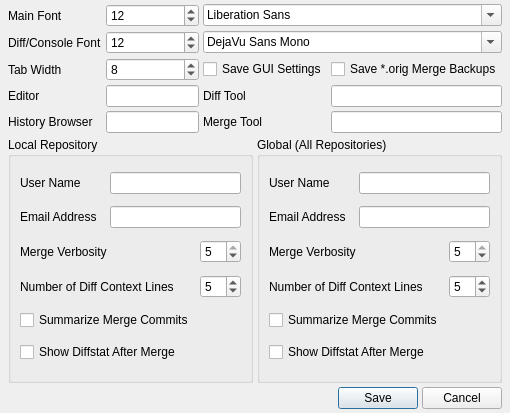
git-cola/git-cola, file ui/options.ui: the form before one commit.
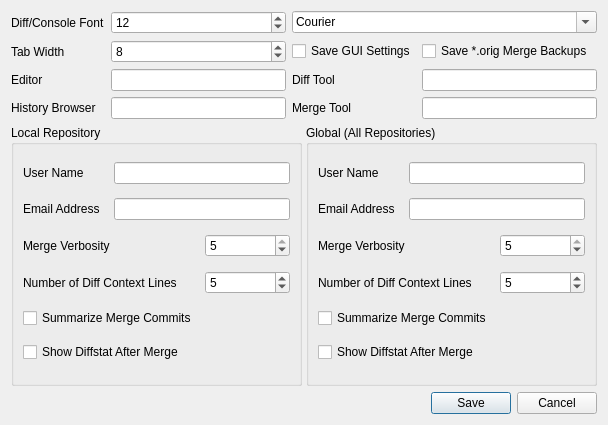
The form after the commit.

Commit message:
cola: Inherit the system default font
We no longer support the cola.fontui configuration setting.
cola will always inherit the system default font which
simplfiies things for users and makes cola integrate
better style-wise with other applications.

What changed in the file:
```diff
--- a/ui/options.ui
+++ b/ui/options.ui
@@ -4,71 +4,30 @@
   <property name="windowModality" >
    <enum>Qt::ApplicationModal</enum>
   </property>
-  <property name="geometry" >
+  <property name="geometry">
    <rect>
     <x>0</x>
     <y>0</y>
-    <width>497</width>
-    <height>413</height>
+    <width>608</width>
+    <height>425</height>
    </rect>
   </property>
   <property name="windowTitle" >
    <string>Options</string>
   </property>
-  <layout class="QGridLayout" name="gridLayout_4" >
-   <property name="leftMargin" >
-    <number>8</number>
-   </property>
-   <property name="topMargin" >
-    <number>4</number>
-   </property>
-   <property name="rightMargin" >
-    <number>8</number>
-   </property>
-   <property name="bottomMargin" >
-    <number>4</number>
-   </property>
-   <property name="spacing" >
-    <number>4</number>
-   </property>
-   <item row="0" column="0" >
-    <layout class="QGridLayout" name="gridLayout" >
-     <item row="0" column="0" >
-      <widget class="QLabel" name="label_2" >
-       <property name="text" >
-        <string>Main Font</string>
-       </property>
-      </widget>
-     </item>
-     <item row="0" column="1" >
-      <widget class="QSpinBox" name="global_cola_fontui_size" >
-       <property name="minimum" >
-        <number>8</number>
-       </property>
-       <property name="value" >
-        <number>12</number>
-       </property>
-      </widget>
-     </item>
-     <item row="0" column="2" colspan="2" >
-      <widget class="QFontComboBox" name="global_cola_fontui" >
-       <property name="currentFont" >
-        <font>
-         <family>Helvetica</family>
-        </font>
-       </property>
-      </widget>
-     </item>
-     <item row="1" column="0" >
-      <widget class="QLabel" name="label_3" >
-       <property name="text" >
+  <layout class="QVBoxLayout" name="verticalLayout">
+   <item>
+    <layout class="QGridLayout" name="gridLayout">
+     <item row="0" column="0">
+      <widget class="QLabel" name="label_3">
+       <property name="text">
         <string>Diff/Console Font</string>
        </property>
       </widget>
      </item>
-     <item row="1" column="1" >
-      <widget class="QSpinBox" name="global_cola_fontdiff_size" >
-       <property name="minimum" >
+     <item row="0" column="1">
+      <widget class="QSpinBox" name="global_cola_fontdiff_size">
+       <property name="minimum">
         <number>8</number>
        </property>
        <property name="value" >
@@ -76,28 +35,23 @@
        </property>
       </widget>
      </item>
-     <item row="1" column="2" colspan="2" >
-      <widget class="QFontComboBox" name="global_cola_fontdiff" >
-       <property name="fontFilters" >
+     <item row="0" column="2" colspan="2">
+      <widget class="QFontComboBox" name="global_cola_fontdiff">
+       <property name="fontFilters">
         <set>QFontComboBox::MonospacedFonts</set>
        </property>
-       <property name="currentFont" >
-        <font>
-         <family>Bitstream Vera Sans Mono</family>
-        </font>
-       </property>
       </widget>
      </item>
-     <item row="2" column="0" >
-      <widget class="QLabel" name="label_14" >
-       <property name="text" >
+     <item row="1" column="0">
+      <widget class="QLabel" name="label_14">
+       <property name="text">
         <string>Tab Width</string>
        </property>
       </widget>
      </item>
-     <item row="2" column="1" >
-      <widget class="QSpinBox" name="global_cola_tabwidth" >
-       <property name="wrapping" >
+     <item row="1" column="1">
+      <widget class="QSpinBox" name="global_cola_tabwidth">
+       <property name="wrapping">
         <bool>true</bool>
        </property>
        <property name="maximum" >
@@ -108,81 +62,81 @@
        </property>
       </widget>
      </item>
-     <item row="3" column="0" >
-      <widget class="QLabel" name="label_13" >
-       <property name="text" >
+     <item row="1" column="2">
+      <widget class="QCheckBox" name="global_cola_savewindowsettings">
+       <property name="text">
+        <string>Save GUI Settings</string>
+       </property>
+      </widget>
+     </item>
+     <item row="1" column="3">
+      <widget class="QCheckBox" name="global_merge_keepbackup">
+       <property name="text">
+        <string>Save *.orig Merge Backups</string>
+       </property>
+      </widget>
+     </item>
+     <item row="2" column="0">
+      <widget class="QLabel" name="label_13">
+       <property name="text">
         <string>Editor</string>
        </property>
       </widget>
      </item>
-     <item row="3" column="1" >
-      <widget class="QLineEdit" name="global_gui_editor" >
-       <property name="text" >
+     <item row="2" column="1">
+      <widget class="QLineEdit" name="global_gui_editor">
+       <property name="text">
         <string/>
        </property>
       </widget>
      </item>
-     <item row="3" column="2" >
-      <widget class="QLabel" name="label_12" >
-       <property name="text" >
+     <item row="2" column="2">
+      <widget class="QLabel" name="label_12">
+       <property name="text">
         <string>Diff Tool</string>
        </property>
       </widget>
      </item>
-     <item row="3" column="3" >
-      <widget class="QLineEdit" name="global_diff_tool" >
-       <property name="text" >
+     <item row="2" column="3">
+      <widget class="QLineEdit" name="global_diff_tool">
+       <property name="text">
         <string/>
        </property>
       </widget>
      </item>
-     <item row="4" column="0" >
-      <widget class="QLabel" name="label_11" >
-       <property name="text" >
+     <item row="3" column="0">
+      <widget class="QLabel" name="label_11">
+       <property name="text">
         <string>History Browser</string>
        </property>
       </widget>
      </item>
-     <item row="4" column="1" >
-      <widget class="QLineEdit" name="global_gui_historybrowser" >
-       <property name="text" >
+     <item row="3" column="1">
+      <widget class="QLineEdit" name="global_gui_historybrowser">
+       <property name="text">
         <string/>
        </property>
       </widget>
      </item>
-     <item row="4" column="2" >
-      <widget class="QLabel" name="label_15" >
-       <property name="text" >
+     <item row="3" column="2">
+      <widget class="QLabel" name="label_15">
+       <property name="text">
         <string>Merge Tool</string>
        </property>
       </widget>
      </item>
-     <item row="4" column="3" >
-      <widget class="QLineEdit" name="global_merge_tool" >
-       <property name="text" >
+     <item row="3" column="3">
+      <widget class="QLineEdit" name="global_merge_tool">
+       <property name="text">
         <string/>
        </property>
       </widget>
      </item>
-     <item row="2" column="2" >
-      <widget class="QCheckBox" name="global_cola_savewindowsettings" >
-       <property name="text" >
-        <string>Save GUI Settings</string>
-       </property>
-      </widget>
-     </item>
-     <item row="2" column="3" >
-      <widget class="QCheckBox" name="global_merge_keepbackup" >
-       <property name="text" >
-        <string>Save *.orig Merge Backups</string>
-       </property>
-      </widget>
-     </item>
     </layout>
    </item>
-   <item row="1" column="0" >
-    <layout class="QHBoxLayout" name="horizontalLayout" >
-     <property name="spacing" >
+   <item>
+    <layout class="QHBoxLayout" name="horizontalLayout">
+     <property name="spacing">
       <number>4</number>
      </property>
      <item>
@@ -347,8 +301,8 @@
      </item>
     </layout>
    </item>
-   <item row="2" column="0" >
-    <layout class="QHBoxLayout" name="horizontalLayout_9" >
+   <item>
+    <layout class="QHBoxLayout" name="horizontalLayout_9">
      <item>
       <spacer name="horizontalSpacer" >
        <property name="orientation" >
```
Left out of the diff: 171 changed lines with no effect on the pictures. The commit also changes 6 other files.
